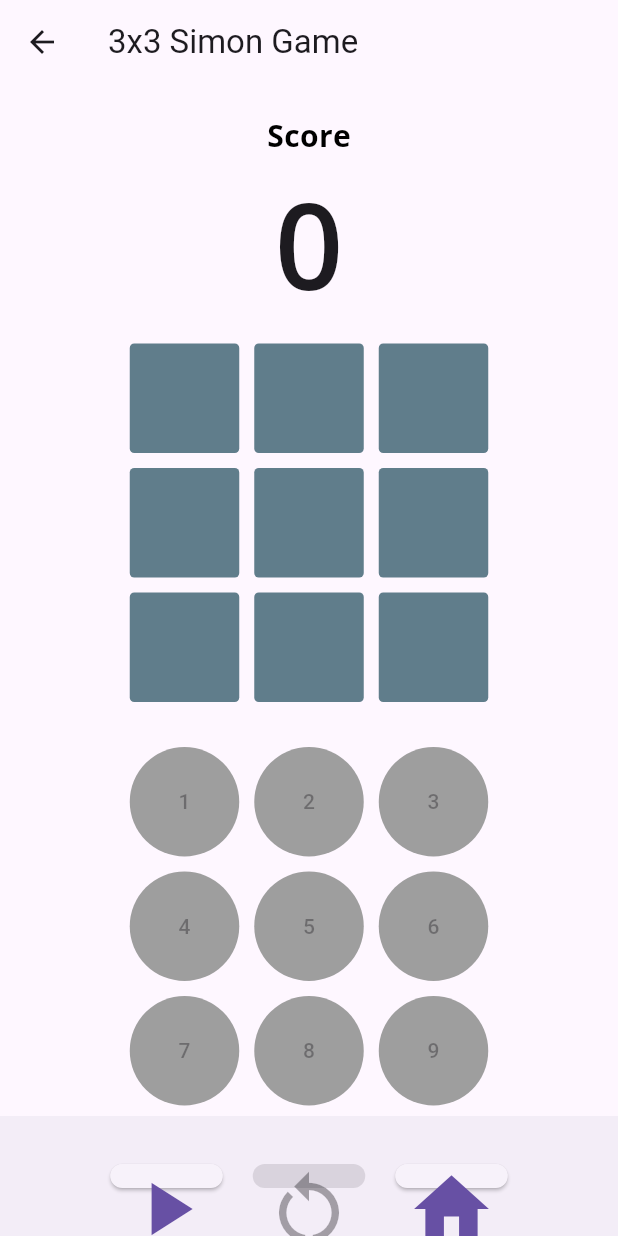
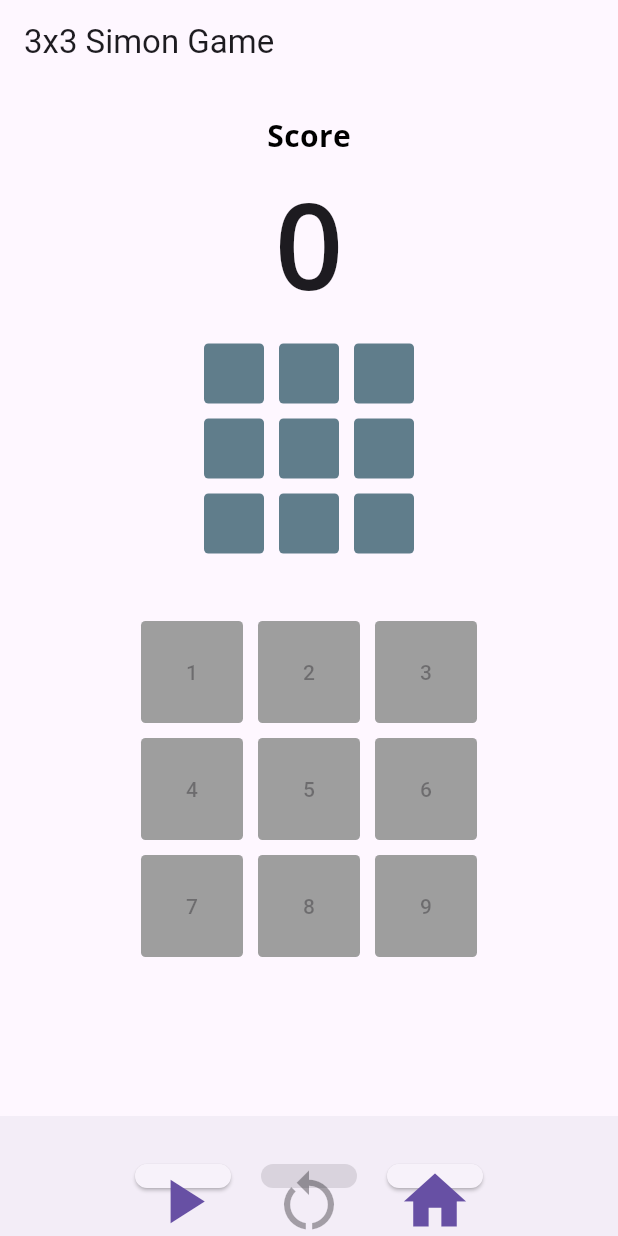
Before and after one commit to BynJerL/My-Simon-Game, a Flutter app: the screen it shows after launch, after a tap on "Play", after a tap on "3x3", on a phone screen of 412 x 824 dp. Run offline on Flutter 3.47's test engine with Material 3 defaults, Android fonts, the phone set to English and light mode, and no system bars; our stand-ins replace audioplayers, google_fonts.

Commit message:
Bug Fix + Improvements

```diff
--- a/lib/game.dart
+++ b/lib/game.dart
@@ -41,7 +41,7 @@ class _SimonGameState extends State<SimonGame> with TickerProviderStateMixin{
     totalRow = widget.inputRow;
     totalColumn = widget.inputCol;
     totalButton = totalRow * totalColumn;
-    buttonSize = (2/totalColumn) * 110;
+    buttonSize = (2/totalColumn) * 120;
     displayColor = List.filled(totalButton, Colors.blueGrey);
     aniControllers = List.generate(totalButton, (index) => AnimationController(duration: Duration(milliseconds: 400), reverseDuration: Duration(milliseconds: 400),vsync: this));
     aniColors = List.generate(totalButton, (index) => ColorTween(begin: Colors.blueGrey, end: Colors.cyan).animate(aniControllers[index]));
@@ -73,22 +73,22 @@ class _SimonGameState extends State<SimonGame> with TickerProviderStateMixin{
       currentSequence = 0;
       myScore = 0;
     });
+    buttonPlayer.stop();
     GenerateSequence();
     DisplaySequence(currentRound);
   }
 
-  // void Stop(){
-  //   setState(() {
-  //     isFail = false;
-  //     isVictory = false;
-  //     isDisplaying = false;
-  //     currentRound = 1;
-  //     currentSequence = 0;
-  //     myScore = 0;
-  //   });
-  //   GenerateSequence();
-  //   updateStartStatus();
-  // }
+  void Stop(){
+    setState(() {
+      isFail = false;
+      isVictory = false;
+      isDisplaying = false;
+      currentRound = 1;
+      currentSequence = 0;
+      myScore = 0;
+    });
+    updateStartStatus();
+  }
 
   // Add Button Sound
   void buttonSound(int value){
@@ -103,6 +103,7 @@ class _SimonGameState extends State<SimonGame> with TickerProviderStateMixin{
     setState(() {
       isDisplaying = true;
       print(isDisplaying);
+      displayColor.fillRange(0, totalButton, Colors.blueGrey);
     });
 
     await Future.delayed(Duration(seconds: 1));
@@ -152,8 +153,10 @@ class _SimonGameState extends State<SimonGame> with TickerProviderStateMixin{
     if (isVictory == false && isFail == false) {
       setState(() {
         if (playerInput == sequenceList[currentSequence]) {
+          buttonSound(playerInput + 1);
           if (currentSequence == (currentRound - 1)) {
             myScore++;
+            displayColor.fillRange(0, totalButton, Colors.blueGrey);
             if (currentRound == sequenceList.length) {
               isVictory = true;
             } else {
@@ -173,6 +176,8 @@ class _SimonGameState extends State<SimonGame> with TickerProviderStateMixin{
           }
         } else {
           isFail = true;
+          buttonPlayer.stop();
+          buttonPlayer.play(AssetSource('sound/fail.wav'));
         }
       });
     }
@@ -196,6 +201,7 @@ class _SimonGameState extends State<SimonGame> with TickerProviderStateMixin{
 
   @override
   void dispose() {
+    buttonPlayer.dispose();
     for(int i = 0; i < aniControllers.length; i++) {
       aniControllers[i].dispose();
     }
@@ -207,6 +213,7 @@ class _SimonGameState extends State<SimonGame> with TickerProviderStateMixin{
     return Scaffold(
       appBar: AppBar(
         title: Text("${totalColumn}x${totalRow} Simon Game"),
+        automaticallyImplyLeading: false,
       ),
       body: SafeArea(
         child: SingleChildScrollView(
@@ -250,8 +257,8 @@ class _SimonGameState extends State<SimonGame> with TickerProviderStateMixin{
                 children : [for(int j = 0; j < totalColumn; j++)Padding(
                   padding: const EdgeInsets.all(5),
                   child: Container(
-                    width: buttonSize.roundToDouble(),
-                    height: buttonSize.roundToDouble(),
+                    width: buttonSize.roundToDouble()/2,
+                    height: buttonSize.roundToDouble()/2,
                     decoration: BoxDecoration(
                       color: displayColor[i*totalColumn+j],
                       borderRadius: BorderRadius.all(Radius.circular(3))
@@ -261,7 +268,7 @@ class _SimonGameState extends State<SimonGame> with TickerProviderStateMixin{
                 ]
               ),
 
-              SizedBox(height: 20),
+              SizedBox(height: 35),
 
               // Buttons
               for(int i = 0; i < totalRow; i++)Row(
@@ -271,10 +278,19 @@ class _SimonGameState extends State<SimonGame> with TickerProviderStateMixin{
                   child: ElevatedButton(
                     style: ButtonStyle(
                       backgroundColor: MaterialStatePropertyAll((isStarted != true || isDisplaying == true)?Colors.grey:(isFail == true)? Colors.red:Colors.cyan),
-                      fixedSize: MaterialStatePropertyAll(Size(buttonSize.roundToDouble(), buttonSize.roundToDouble()))
+                      fixedSize: MaterialStatePropertyAll(Size.square(buttonSize.roundToDouble()*0.85)),
+                      shape: MaterialStatePropertyAll(
+                        RoundedRectangleBorder(
+                          borderRadius: BorderRadius.all(Radius.circular(3))
+                        )
+                      )
                     ),
                     onPressed: (isStarted != true || isDisplaying == true || isFail == true)? null : (){
-                      buttonSound(i*totalColumn+j+1);
+                      setState(() {
+                        displayColor.fillRange(0, totalButton, Colors.blueGrey);
+                        displayColor[i*totalColumn+j] = Colors.cyan;
+                      });
+                      // buttonSound(i*totalColumn+j+1);
                       CheckSequence(i*totalColumn+j);
                     },
                     child: Text("${i*totalColumn+j + 1}")
@@ -297,7 +313,7 @@ class _SimonGameState extends State<SimonGame> with TickerProviderStateMixin{
             children: [
               ElevatedButton(
                 style: ButtonStyle(
-                  fixedSize: MaterialStatePropertyAll(Size(75,75)),
+                  fixedSize: MaterialStatePropertyAll(Size.square(60)),
                   padding: MaterialStateProperty.all(EdgeInsets.zero)
                 ),
                 onPressed: (isStarted == true)? null: (){
@@ -305,31 +321,32 @@ class _SimonGameState extends State<SimonGame> with TickerProviderStateMixin{
                   DisplaySequence(currentRound);
                 },
                 child: Icon(Icons.play_arrow,
-                  size: 60,
+                  size: 50,
                 )
               ),
               SizedBox(width: 20),
               ElevatedButton(
                 style: ButtonStyle(
-                  fixedSize: MaterialStatePropertyAll(Size(75,75)),
+                  fixedSize: MaterialStatePropertyAll(Size.square(60)),
                   padding: MaterialStateProperty.all(EdgeInsets.zero)
                 ),
                 onPressed: (isStarted == false)? null: Restart,
                 child: Icon(Icons.restart_alt,
-                  size: 60,
+                  size: 50,
                 )
               ),
               SizedBox(width: 20),
               ElevatedButton(
                 style: ButtonStyle(
-                  fixedSize: MaterialStatePropertyAll(Size(75,75)),
+                  fixedSize: MaterialStatePropertyAll(Size.square(60)),
                   padding: MaterialStateProperty.all(EdgeInsets.zero)
                 ),
                 onPressed: (){
+                  Stop();
                   Navigator.pop(context);
                 },
                 child: Icon(Icons.home,
-                  size: 60,
+                  size: 50,
                 )
               )
             ],
--- a/lib/mainmenu.dart
+++ b/lib/mainmenu.dart
@@ -32,7 +32,8 @@ class _MainMenuState extends State<MainMenu> {
           Padding(
             padding: const EdgeInsets.only(top: 80, bottom: 40),
             child: Text("Simon Game",
-              style: GoogleFonts.rubikGlitch(
+              style: GoogleFonts.playfairDisplay(
+                fontWeight: FontWeight.bold,
                 fontSize: 72,
               ),
               textAlign: TextAlign.center,
```
Also changed, not shown: 2 other files.
